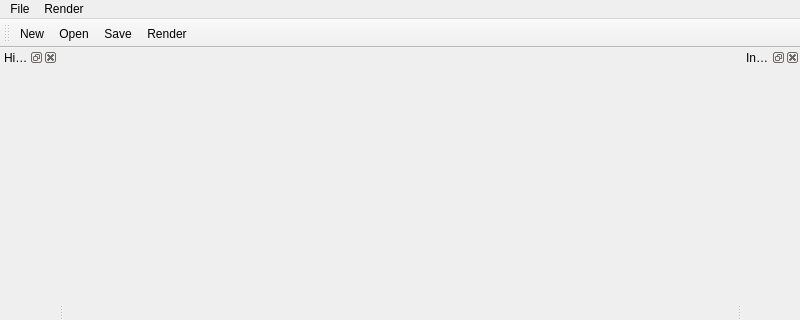
Qt form QTDelivery1/ZurullitoPaint/mainwindow.ui (MarcFly/AdvancedGraphicsProgramming) before a commit; both pictures show x 0 to 800 and y 0 to 320 of the 800 by 600 pixel window.
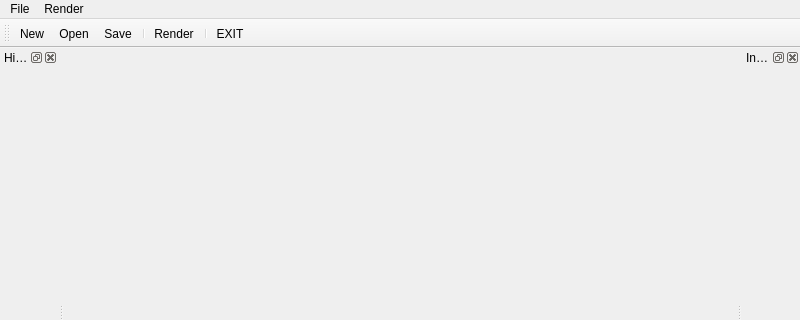
The same form after that commit. Icons and pictures are not drawn.

The edit to the form file:
```diff
--- a/QTDelivery1/ZurullitoPaint/mainwindow.ui
+++ b/QTDelivery1/ZurullitoPaint/mainwindow.ui
@@ -76,7 +76,10 @@
    <addaction name="actionNew"/>
    <addaction name="actionOpen"/>
    <addaction name="actionSave"/>
+   <addaction name="separator"/>
    <addaction name="actionRender"/>
+   <addaction name="separator"/>
+   <addaction name="actionEXIT"/>
   </widget>
   <action name="actionNew">
    <property name="icon">
@@ -117,6 +120,15 @@
     <string>Render to Image File</string>
    </property>
   </action>
+  <action name="actionEXIT">
+   <property name="icon">
+    <iconset resource="../ShapePainterApp/icons/Icons.qrc">
+     <normaloff>:/icons/Signal attention.png</normaloff>:/icons/Signal attention.png</iconset>
+   </property>
+   <property name="text">
+    <string>EXIT</string>
+   </property>
+  </action>
  </widget>
  <resources>
   <include location="../ShapePainterApp/icons/Icons.qrc"/>
```
Left out of the diff: 2 changed lines with no effect on the pictures.
